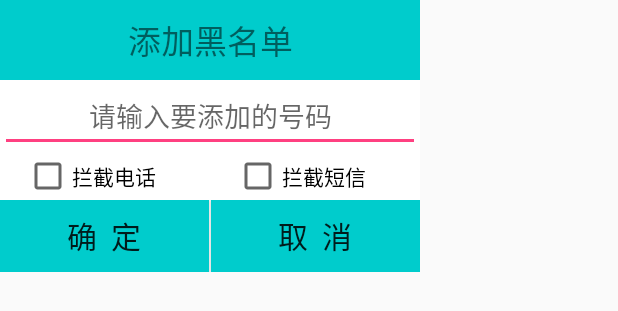
After one commit to hangwin/MobileSecurity, an Android app: the layout addblacknumber.xml on its own in the app's theme, with its tools: preview values and no code run, on a phone screen of 412 x 824 dp. The commit adds this screen. Shown: the top 311 px of the screen. Run offline under Robolectric (Android 15) with nearby library versions, the phone set to English and light mode, and no system bars.

Commit message:
黑名单拦截

```diff
--- a/app/src/main/AndroidManifest.xml
+++ b/app/src/main/AndroidManifest.xml
@@ -15,6 +15,7 @@
     <uses-permission android:name="android.permission.VIBRATE"/>
     <uses-permission android:name="android.permission.PROCESS_OUTGOING_CALLS"/>
     <uses-permission android:name="android.permission.SYSTEM_ALERT_WINDOW"/>
+    <uses-permission android:name="android.permission.CALL_PHONE"/>
 
     <application
         android:allowBackup="true"
@@ -80,6 +81,10 @@
             android:theme="@android:style/Theme.Light.NoTitleBar.Fullscreen"
             />
         <service android:name=".service.FindAddressService"/>
+        <activity android:name=".activity.BlackNumberActivity"
+            android:theme="@android:style/Theme.Light.NoTitleBar.Fullscreen"
+            />
+        <service android:name=".service.BlockNumberService"/>
     </application>
 
 
--- /dev/null
+++ b/app/src/main/res/layout/addblacknumber.xml
@@ -0,0 +1,76 @@
+<?xml version="1.0" encoding="utf-8"?>
+<LinearLayout xmlns:android="http://schemas.android.com/apk/res/android"
+    android:orientation="vertical"
+    android:layout_width="280dp"
+    android:background="#ffffff"
+    android:layout_height="wrap_content">
+
+    <TextView
+        android:gravity="center"
+        android:text="添加黑名单"
+        android:background="#00CCCC"
+        android:padding="10dp"
+        android:textSize="22sp"
+        android:layout_width="match_parent"
+        android:layout_height="wrap_content" />
+    <EditText
+        android:id="@+id/et_number"
+        android:hint="请输入要添加的号码"
+        android:gravity="center"
+        android:inputType="number"
+        android:layout_width="match_parent"
+        android:layout_height="wrap_content" />
+    <LinearLayout
+
+        android:orientation="horizontal"
+        android:layout_width="match_parent"
+        android:layout_height="wrap_content">
+        <CheckBox
+            android:layout_marginLeft="16dp"
+            android:layout_weight="1"
+            android:id="@+id/call"
+            android:text="拦截电话"
+            android:layout_width="wrap_content"
+            android:layout_height="wrap_content" />
+        <CheckBox
+            android:layout_marginLeft="16dp"
+            android:layout_weight="1"
+            android:id="@+id/message"
+            android:text="拦截短信"
+            android:layout_width="wrap_content"
+            android:layout_height="wrap_content" />
+
+    </LinearLayout>
+
+    <LinearLayout
+
+        android:layout_width="match_parent"
+        android:layout_height="wrap_content"
+        android:orientation="horizontal"
+
+        >
+        <Button
+            android:layout_weight="1"
+            android:id="@+id/bt_ok"
+            android:text="确  定"
+
+            android:textSize="20sp"
+            android:background="@drawable/btn_selector"
+            android:layout_width="wrap_content"
+            android:layout_height="wrap_content" />
+        <View
+            android:background="#44000000"
+            android:layout_width="1dp"
+            android:layout_height="0dp"/>
+        <Button
+            android:layout_weight="1"
+            android:id="@+id/bt_cancel"
+            android:text="取  消"
+            android:textSize="20sp"
+            android:background="@drawable/btn_selector"
+            android:layout_width="wrap_content"
+            android:layout_height="wrap_content" />
+    </LinearLayout>
+
+
+</LinearLayout>
```
Also changed, not shown: app/src/main/java/com/study/hang/db/BlackDbHelper.java (added, +25 -0 lines), app/src/main/java/com/study/hang/db/BlackNumberDao.java (added, +74 -0 lines), app/src/main/java/com/study/hang/db/BlackNumberEntity.java (added, +33 -0 lines), app/src/main/java/com/study/hang/mobileSecurity/activity/BlackNumberActivity.java (added, +151 -0 lines), app/src/main/java/com/study/hang/mobileSecurity/activity/MainActivity.java (+7 -4 lines), app/src/main/java/com/study/hang/mobileSecurity/activity/SettingActivity.java (+33 -4 lines), app/src/main/java/com/study/hang/mobileSecurity/service/BlockNumberService.java (added, +77 -0 lines), app/src/main/res/layout/black_number.xml (added, +41 -0 lines), app/src/main/res/layout/blacknumber_item.xml (added, +31 -0 lines), app/src/main/res/layout/setting_center.xml (+10 -0 lines), app/src/main/aidl/com/android/internal/telephony/ITelephony.aidl (added), app/src/main/res/drawable/del.png (added).
